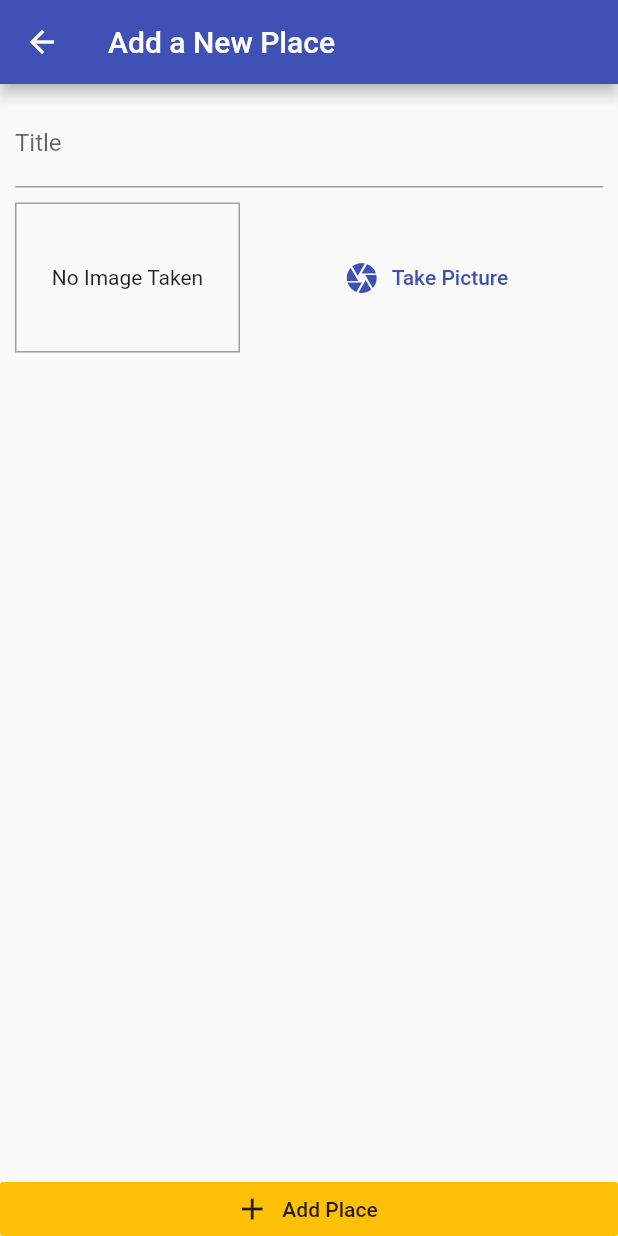
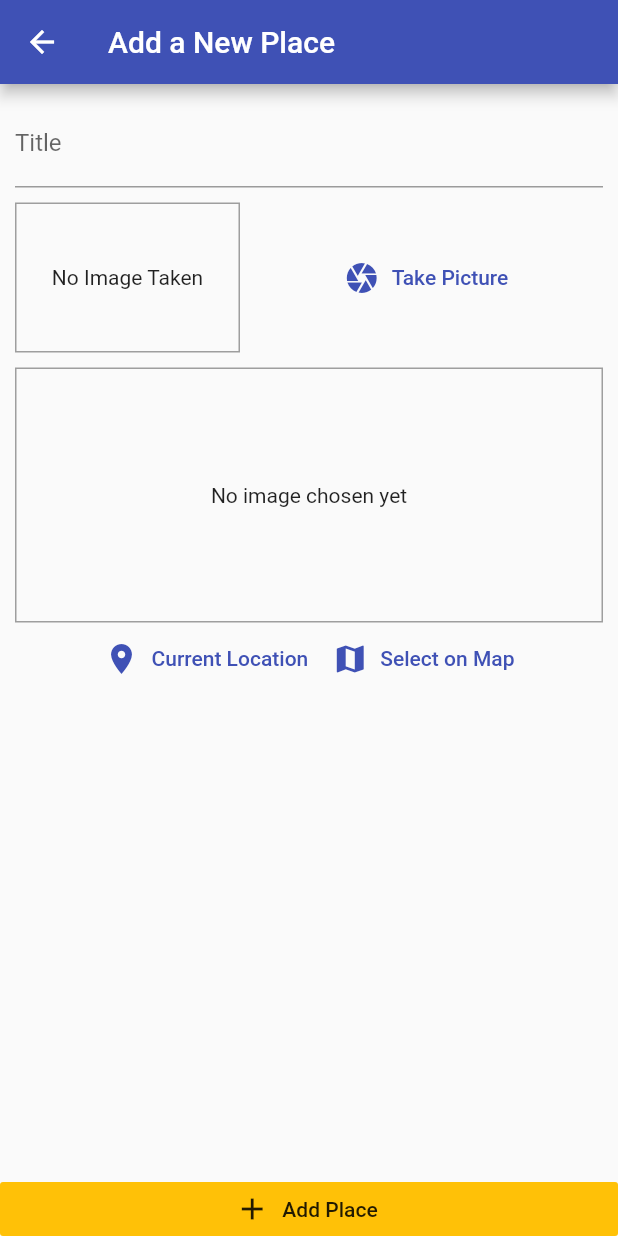
Before and after one commit to jfarooq22/Great_Places, a Flutter app: the AddPlaceScreen screen opened by its route, after a tap on "Take Picture", on a phone screen of 412 x 824 dp. Run offline on Flutter 3.47's test engine with Material 2 defaults, Android fonts, the phone set to English and light mode, and no system bars; our stand-ins replace image_picker, location, sqflite; missing offline and left inert: dart:ffi; accounts and stored records are empty.

Commit message:
fixed dependencies and got user current location

```diff
--- a/lib/helpers/db_helper.dart
+++ b/lib/helpers/db_helper.dart
@@ -13,7 +13,7 @@ class DBHelper {
     }, version: 1);
   }
 
-  static Future<void> Insert(String table, Map<String, Object> data) async {
+  static Future<void> insert(String table, Map<String, Object> data) async {
     final db = await DBHelper.database();
     db.insert(table, data, conflictAlgorithm: sql.ConflictAlgorithm.replace);
   }
--- a/lib/providers/great_places.dart
+++ b/lib/providers/great_places.dart
@@ -25,7 +25,7 @@ class GreatPlaces with ChangeNotifier {
     );
     _items.add(newPlace);
     notifyListeners();
-    DBHelper.Insert('user_places', {
+    DBHelper.insert('user_places', {
       'id': newPlace.id,
       'title': newPlace.title,
       'image': newPlace.image.path,
--- a/lib/screens/add_place_screen.dart
+++ b/lib/screens/add_place_screen.dart
@@ -5,6 +5,7 @@ import 'package:provider/provider.dart';
 
 import '../widgets/image_input.dart';
 import '../providers/great_places.dart';
+import '../widgets/location_input.dart';
 
 class AddPlaceScreen extends StatefulWidget {
   static const routeName = '/add-place';
@@ -53,6 +54,10 @@ class _AddPlaceScreenState extends State<AddPlaceScreen> {
                       height: 10,
                     ),
                     ImageInput(_selectImage),
+                    SizedBox(
+                      height: 10,
+                    ),
+                    LocationInput()
                   ],
                 ),
               ),
--- a/lib/widgets/image_input.dart
+++ b/lib/widgets/image_input.dart
@@ -18,7 +18,8 @@ class _ImageInputState extends State<ImageInput> {
   File _storedImage;
 
   Future<void> _takePicture() async {
-    final imageFile = await ImagePicker.pickImage(
+    final picker = ImagePicker();
+    final imageFile = await picker.getImage(
       source: ImageSource.camera,
       maxWidth: 600,
     );
@@ -26,11 +27,11 @@ class _ImageInputState extends State<ImageInput> {
       return;
     }
     setState(() {
-      _storedImage = imageFile;
+      _storedImage = File(imageFile.path);
     });
     final appDir = await syspaths.getApplicationDocumentsDirectory();
     final fileName = path.basename(imageFile.path);
-    final savedImage = await imageFile.copy('${appDir.path}/$fileName');
+    final savedImage = await _storedImage.copy('${appDir.path}/$fileName');
     widget.onSelectImage(savedImage);
   }
 
--- /dev/null
+++ b/lib/widgets/location_input.dart
@@ -0,0 +1,57 @@
+import 'package:flutter/material.dart';
+import 'package:location/location.dart';
+
+class LocationInput extends StatefulWidget {
+  @override
+  _LocationInputState createState() => _LocationInputState();
+}
+
+class _LocationInputState extends State<LocationInput> {
+  String _previewImageUrl;
+
+  Future<void> _getUserCurrentLocation() async {
+    final locData = await Location().getLocation();
+    print(locData.latitude);
+    print(locData.longitude);
+  }
+
+  @override
+  Widget build(BuildContext context) {
+    return Column(
+      children: [
+        Container(
+          alignment: Alignment.center,
+          width: double.infinity,
+          height: 170,
+          decoration:
+              BoxDecoration(border: Border.all(width: 1, color: Colors.grey)),
+          child: _previewImageUrl == null
+              ? Text(
+                  "No image chosen yet",
+                  textAlign: TextAlign.center,
+                )
+              : Image.network(
+                  _previewImageUrl,
+                  fit: BoxFit.cover,
+                  width: double.infinity,
+                ),
+        ),
+        Row(
+          mainAxisAlignment: MainAxisAlignment.center,
+          children: [
+            TextButton.icon(
+              onPressed: _getUserCurrentLocation,
+              icon: Icon(Icons.location_on),
+              label: Text('Current Location'),
+            ),
+            TextButton.icon(
+              onPressed: () {},
+              icon: Icon(Icons.map),
+              label: Text('Select on Map'),
+            )
+          ],
+        )
+      ],
+    );
+  }
+}
```
Also changed, not shown: pubspec.yaml (+5 -4 lines), pubspec.lock, 5 other files.
